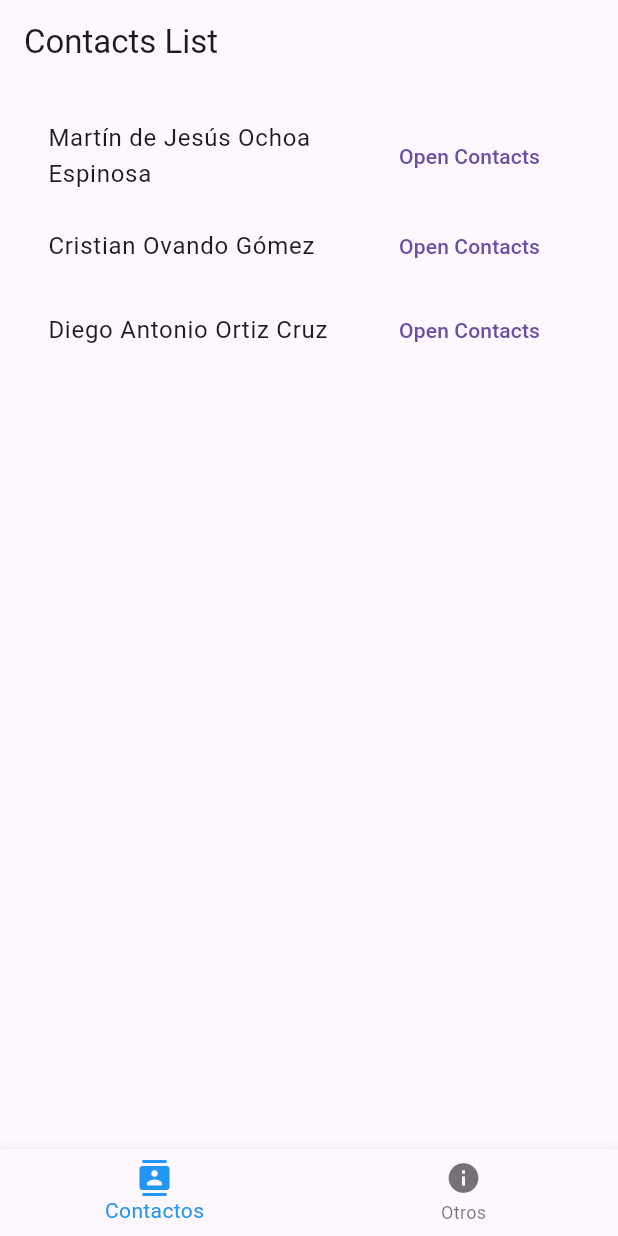
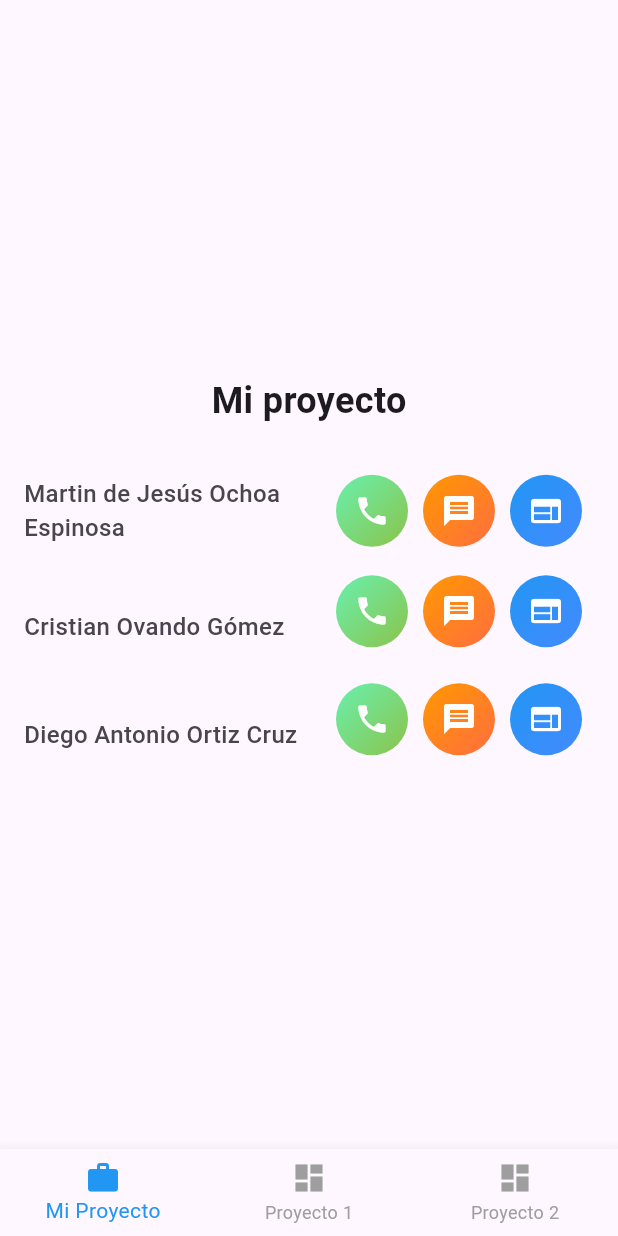
Before and after one commit to cristianOvando/TestingFlutter, a Flutter app: the screen it shows after launch, on a phone screen of 412 x 824 dp. Run offline on Flutter 3.47's test engine with Material 3 defaults, Android fonts, the phone set to English and light mode, and no system bars.

Commit message:
[ADD] project ended

```diff
--- a/lib/main.dart
+++ b/lib/main.dart
@@ -1,5 +1,8 @@
 import 'package:flutter/material.dart';
-import 'package:url_launcher/url_launcher.dart';
+import 'pages/home.dart';
+import 'pages/contact_screen.dart';
+import 'pages/student_form.dart';
+import 'pages/student_list.dart';
 
 void main() {
   runApp(const MyApp());
@@ -12,7 +15,11 @@ class MyApp extends StatelessWidget {
   Widget build(BuildContext context) {
     return MaterialApp(
       title: 'Flutter Demo',
-      home: const MainScreen(),
+      home: MainScreen(),
+      routes: {
+        '/student_form': (context) => StudentForm(),
+        '/student_list': (context) => StudentList(),
+      },
     );
   }
 }
@@ -29,7 +36,8 @@ class _MainScreenState extends State<MainScreen> {
 
   final List<Widget> _screens = [
     const Home(),
-    const OtherScreen(),
+    const ContactsScreen(),
+    StudentForm(),
   ];
 
   void _onItemTapped(int index) {
@@ -43,83 +51,25 @@ class _MainScreenState extends State<MainScreen> {
     return Scaffold(
       body: _screens[_selectedIndex],
       bottomNavigationBar: BottomNavigationBar(
-        items: const <BottomNavigationBarItem>[
+        items: <BottomNavigationBarItem>[
           BottomNavigationBarItem(
-            icon: Icon(Icons.contacts),
-            label: 'Contactos',
+            icon: Icon(Icons.work, color: _selectedIndex == 0 ? Colors.blue : Colors.grey),
+            label: 'Mi Proyecto',
           ),
           BottomNavigationBarItem(
-            icon: Icon(Icons.info),
-            label: 'Otros',
+            icon: Icon(Icons.dashboard, color: _selectedIndex == 1 ? Colors.blue : Colors.grey),
+            label: 'Proyecto 1',
+          ),
+          BottomNavigationBarItem(
+            icon: Icon(Icons.dashboard, color: _selectedIndex == 2 ? Colors.blue : Colors.grey),
+            label: 'Proyecto 2',
           ),
         ],
         currentIndex: _selectedIndex,
         selectedItemColor: Colors.blue,
+        unselectedItemColor: Colors.grey,
         onTap: _onItemTapped,
       ),
     );
   }
 }
-
-class Home extends StatelessWidget {
-  const Home({super.key});
-
-  Future<void> _openContacts(BuildContext context, String phoneNumber) async {
-    final Uri contactUri = Uri(
-      scheme: 'content',
-      path: 'contacts/people/1',
-      queryParameters: {'phone': phoneNumber},
-    );
-
-    if (await canLaunchUrl(contactUri)) {
-      await launchUrl(contactUri);
-    } else {
-      ScaffoldMessenger.of(context).showSnackBar(
-        const SnackBar(content: Text('No se pudo abrir la aplicación de contactos')),
-      );
-    }
-  }
-
-  @override
-  Widget build(BuildContext context) {
-    final List<Map<String, String>> _contacts = [
-      {'name': 'Martín de Jesús Ochoa Espinosa', 'phone': '9651193170'},
-      {'name': 'Cristian Ovando Gómez', 'phone': '9651257602'},
-      {'name': 'Diego Antonio Ortiz Cruz', 'phone': '9181071656'}
-    ];
-
-    return Scaffold(
-      appBar: AppBar(
-        title: const Text('Contacts List'),
-      ),
-      body: ListView(
-        padding: const EdgeInsets.all(16.0),
-        children: _contacts.map((contact) {
-          return ListTile(
-            title: Text(contact['name']!),
-            trailing: TextButton(
-              onPressed: () => _openContacts(context, contact['phone']!),
-              child: const Text('Open Contacts'),
-            ),
-          );
-        }).toList(),
-      ),
-    );
-  }
-}
-
-class OtherScreen extends StatelessWidget {
-  const OtherScreen({super.key});
-
-  @override
-  Widget build(BuildContext context) {
-    return Scaffold(
-      appBar: AppBar(
-        title: const Text('Other Screen'),
-      ),
-      body: Center(
-        child: const Text('Próximamente'),
-      ),
-    );
-  }
-}
--- /dev/null
+++ b/lib/pages/home.dart
@@ -0,0 +1,124 @@
+import 'package:flutter/material.dart';
+import 'package:url_launcher/url_launcher.dart';
+
+class Home extends StatelessWidget {
+  const Home({super.key});
+
+  @override
+  Widget build(BuildContext context) {
+    final Map<String, Map<String, String>> teamMembers = {
+      'Integrante 1': {
+        'name': 'Martin de Jesús Ochoa Espinosa',
+        'phone': '9651193170',
+      },
+      'Integrante 2': {
+        'name': 'Cristian Ovando Gómez',
+        'phone': '9651257602'
+      },
+      'Integrante 3': {
+        'name': 'Diego Antonio Ortiz Cruz',
+        'phone': '9181071656'
+      },
+    };
+
+    final List<Widget> teamMembersList = teamMembers.entries.map((entry) {
+      return ListTile(
+        subtitle: Text(
+          entry.value['name'] ?? '',
+          style: const TextStyle(fontSize: 16, fontWeight: FontWeight.w500),
+        ),
+        trailing: Row(
+          mainAxisSize: MainAxisSize.min,
+          children: [
+            Container(
+              decoration: BoxDecoration(
+                borderRadius: BorderRadius.circular(30),
+                gradient: const LinearGradient(
+                  colors: [Colors.greenAccent, Colors.lightGreen],
+                  begin: Alignment.topLeft,
+                  end: Alignment.bottomRight,
+                ),
+              ),
+              child: IconButton(
+                color: Colors.white,
+                icon: const Icon(Icons.phone),
+                onPressed: () async {
+                  final phoneNumber = Uri.parse('tel:${entry.value['phone']}');
+                  if (await canLaunchUrl(phoneNumber)) {
+                    await launchUrl(phoneNumber);
+                  } else {
+                    throw 'No se pudo realizar la llamada';
+                  }
+                },
+              ),
+            ),
+            const SizedBox(width: 10),
+            Container(
+              decoration: BoxDecoration(
+                borderRadius: BorderRadius.circular(30),
+                gradient: const LinearGradient(
+                  colors: [Colors.orange, Colors.deepOrangeAccent],
+                  begin: Alignment.topLeft,
+                  end: Alignment.bottomRight,
+                ),
+              ),
+              child: IconButton(
+                color: Colors.white,
+                icon: const Icon(Icons.message),
+                onPressed: () async {
+                  final messageNumber = Uri.parse('sms:${entry.value['phone']}');
+                  if (await launchUrl(messageNumber)) {
+                    await launchUrl(messageNumber);
+                  } else {
+                    throw 'No se pudo enviar el mensaje';
+                  }
+                },
+              ),
+            ),
+            const SizedBox(width: 10),
+            Container(
+              decoration: BoxDecoration(
+                borderRadius: BorderRadius.circular(30),
+                gradient: const LinearGradient(
+                  colors: [Colors.blue, Colors.blueAccent],
+                  begin: Alignment.topLeft,
+                  end: Alignment.bottomRight,
+                ),
+              ),
+              child: IconButton(
+                color: Colors.white,
+                icon: const Icon(Icons.web),
+                onPressed: () async {
+                  final url = Uri.parse('https://github.com/cristianOvando/TestingFlutter.git');
+                  if (await canLaunchUrl(url)) {
+                    await launchUrl(url);
+                  } else {
+                    throw 'No se pudo abrir el perfil de GitHub';
+                  }
+                },
+              ),
+            ),
+          ],
+        ),
+      );
+    }).toList();
+
+    return Scaffold(
+      body: Center(
+        child: Column(
+          mainAxisAlignment: MainAxisAlignment.center,
+          children: <Widget>[
+            const Text(
+              'Mi proyecto',
+              style: TextStyle(fontSize: 24, fontWeight: FontWeight.bold),
+            ),
+            const SizedBox(height: 25),
+            Column(
+              children: teamMembersList,
+            ),
+          ],
+        ),
+      ),
+    );
+  }
+}
--- a/pubspec.yaml
+++ b/pubspec.yaml
@@ -31,6 +31,7 @@ dependencies:
   flutter:
     sdk: flutter
   url_launcher: ^6.3.0
+  http: ^1.2.2
 
 
   # The following adds the Cupertino Icons font to your application.
```
Also changed, not shown: lib/pages/contact_screen.dart (added, +96 -0 lines), lib/pages/student_form.dart (added, +120 -0 lines), lib/pages/student_list.dart (added, +95 -0 lines), pubspec.lock.
